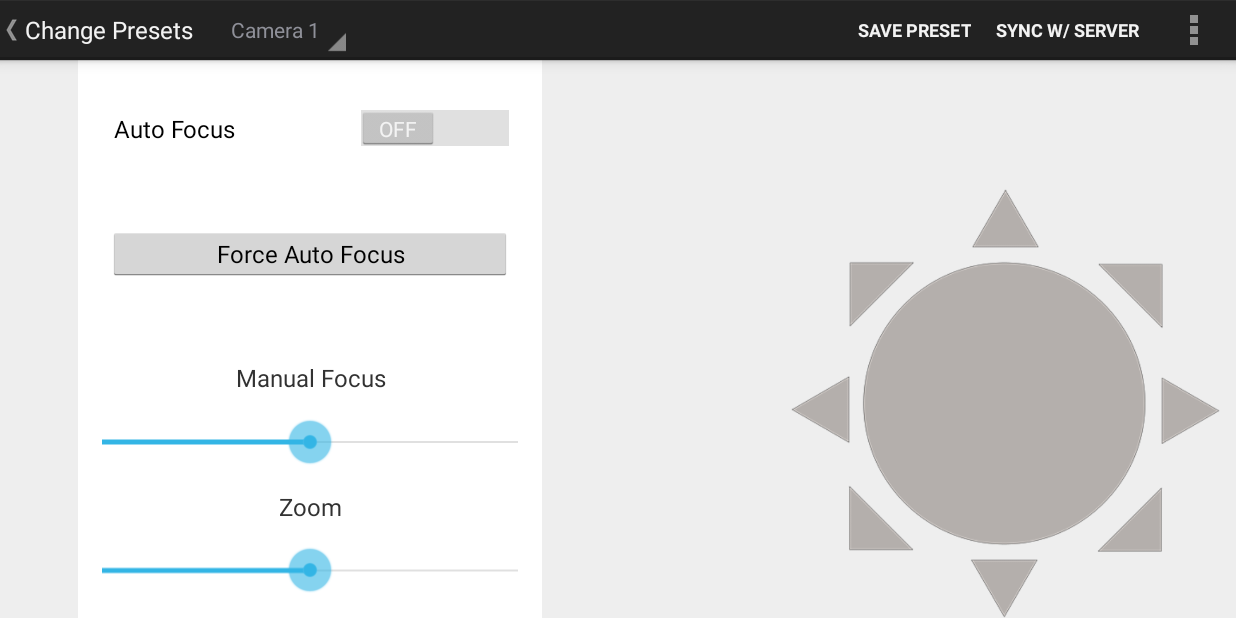
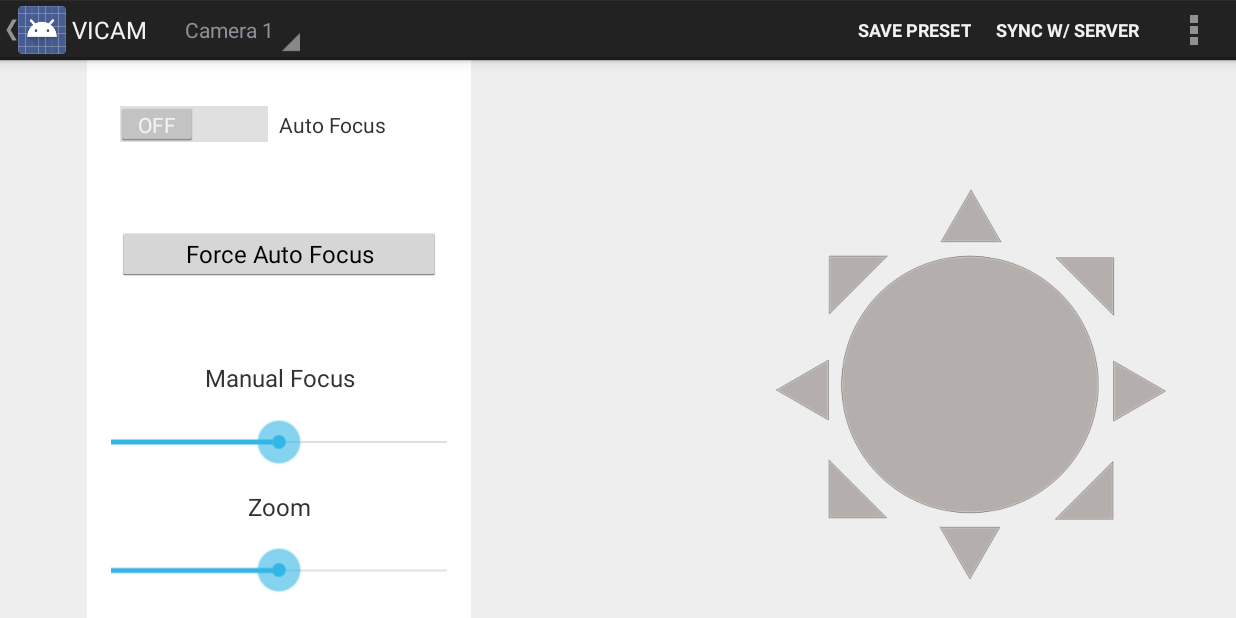
Before and after one commit to mwielondek/vicam, an Android app: the screen it shows after launch (MainActivity), on a phone screen of 824 x 412 dp (held sideways). Run offline under Robolectric (Android 15) with nearby library versions, the phone set to English and light mode, and no system bars; our stand-ins replace Dagger/Hilt's generated code; 3 statements that could not run were skipped.

Commit message:
Edited layout

```diff
--- a/camera/src/main/AndroidManifest.xml
+++ b/camera/src/main/AndroidManifest.xml
@@ -10,7 +10,7 @@
             android:theme="@style/AppTheme">
         <activity
                 android:name="com.dreamteam.vicam.view.MainActivity"
-                android:label="@string/text_preset"
+                android:label="@string/app_name"
                 android:screenOrientation="landscape">
         <intent-filter>
                 <action android:name="android.intent.action.MAIN"/>
--- a/camera/src/main/java/com/dreamteam/vicam/view/MainActivity.java
+++ b/camera/src/main/java/com/dreamteam/vicam/view/MainActivity.java
@@ -42,7 +42,7 @@ public class MainActivity extends Activity implements ActionBar.OnNavigationList
     // Get set preferences
     SharedPreferences sharedPref = PreferenceManager.getDefaultSharedPreferences(this);
 
-    mTitle = getString(R.string.text_preset);
+    mTitle = getString(R.string.app_name);
 
     mPlanetTitles = new String[]{"Preset 1", "Preset 2", "Preset 3"};
 
@@ -67,7 +67,8 @@ public class MainActivity extends Activity implements ActionBar.OnNavigationList
        */
       @Override
       public void onDrawerClosed(View view) {
-        getActionBar().setTitle(mTitle);
+       // Toast.makeText(this, R.string.auto_focus, Toast.LENGTH_SHORT).show();
+        getActionBar().setTitle(getString(R.string.change_preset));
       }
 
       /**
@@ -75,12 +76,13 @@ public class MainActivity extends Activity implements ActionBar.OnNavigationList
        */
       @Override
       public void onDrawerOpened(View drawerView) {
-        getActionBar().setTitle(mTitle);
+        getActionBar().setTitle(getString(R.string.auto_focus));
       }
     };
 
     // Set the drawer toggle as the DrawerListener
     mDrawerLayout.setDrawerListener(mDrawerToggle);
+
 
     getActionBar().setDisplayHomeAsUpEnabled(true);
     getActionBar().setHomeButtonEnabled(true);
@@ -98,8 +100,10 @@ public class MainActivity extends Activity implements ActionBar.OnNavigationList
     navSpinner.add(new SpinnerNavItem("Camera 3", R.drawable.ic_drawer));
     navSpinner.add(new SpinnerNavItem("Camera 4", R.drawable.ic_drawer));
 
+
     // title drop down adapter
     adapter = new TitleNavigationAdapter(getApplicationContext(), navSpinner);
+
 
     // assigning the spinner navigation
     getActionBar().setListNavigationCallbacks(adapter, this);
@@ -112,7 +116,7 @@ public class MainActivity extends Activity implements ActionBar.OnNavigationList
     //getActionBar().setDisplayShowHomeEnabled(false);
 
     // Removes the icon
-    getActionBar().setIcon(android.R.color.transparent);
+   // getActionBar().setIcon(android.R.color.transparent);
 
     // getActionBar().setDisplayShowTitleEnabled(false);
     getMenuInflater().inflate(R.menu.main, menu);
@@ -154,7 +158,7 @@ public class MainActivity extends Activity implements ActionBar.OnNavigationList
    * Swaps fragments in the main ontent view
    */
   private void selectItem(int position) {
-    Toast.makeText(this, R.string.text_preset, Toast.LENGTH_SHORT).show();
+    Toast.makeText(this, R.string.app_name, Toast.LENGTH_SHORT).show();
 
     // Highlight the selected item, update the title, and close the drawer
     mDrawerList.setItemChecked(position, true);
--- a/camera/src/main/java/com/dreamteam/vicam/view/TitleNavigationAdapter.java
+++ b/camera/src/main/java/com/dreamteam/vicam/view/TitleNavigationAdapter.java
@@ -47,6 +47,7 @@ public class TitleNavigationAdapter extends BaseAdapter {
       LayoutInflater mInflater = (LayoutInflater)
           context.getSystemService(Activity.LAYOUT_INFLATER_SERVICE);
       convertView = mInflater.inflate(R.layout.list_item_title_navigation, null);
+
     }
 
     imgIcon = (ImageView) convertView.findViewById(R.id.imgIcon);
--- a/camera/src/main/res/layout/activity_main.xml
+++ b/camera/src/main/res/layout/activity_main.xml
@@ -18,7 +18,7 @@
                 android:orientation="vertical"
                 android:layout_width="fill_parent"
                 android:layout_height="fill_parent"
-                android:layout_weight="1.5">
+                android:layout_weight="1.55">
         </LinearLayout>
         <LinearLayout
                 android:orientation="vertical"
@@ -26,7 +26,8 @@
                 android:layout_height="match_parent"
                 android:layout_gravity="left|center_vertical"
                 android:background="#FFF"
-                android:layout_weight="1">
+                android:layout_weight="1.15"
+                 >
 
             <LinearLayout
                     android:orientation="vertical"
@@ -39,21 +40,45 @@
                         android:layout_width="fill_parent"
                         android:layout_height="fill_parent">
                     <LinearLayout
-                            android:orientation="vertical"
+                            android:orientation="horizontal"
+                            android:layout_width="fill_parent"
+                            android:layout_height="fill_parent">
+
+                        <LinearLayout
+                            android:orientation="horizontal"
                             android:layout_width="fill_parent"
                             android:layout_height="fill_parent"
-                            android:layout_weight="12">
+                            android:layout_weight="1"
+                            android:paddingLeft="20dp"
+                            >
+                        <Switch
+                                android:layout_width="wrap_content"
+                                android:layout_height="wrap_content"
+                                android:id="@+id/switch2"
+
+                                android:layout_gravity="left|center"
+
+                              />
+                        </LinearLayout>
+
+                        <LinearLayout
+                                android:orientation="horizontal"
+                                android:layout_width="match_parent"
+                                android:layout_height="match_parent"
+                                android:layout_weight="1"
+                         >
+                        <TextView
+                                android:layout_width="match_parent"
+                                android:layout_height="match_parent"
+                                android:text="@string/auto_focus"
+                                android:id="@+id/textView"
+                                android:gravity="left|center"
+                                />
+                        </LinearLayout>
+
+
                     </LinearLayout>
-                    <Switch
-                            android:layout_width="match_parent"
-                            android:layout_height="match_parent"
-                            android:text="@string/auto_focus"
-                            android:layout_marginBottom="20dp"
-                            android:layout_marginTop="25dp"
-                            android:textSize="16dp"
-                            android:id="@+id/switch2"
-                            android:layout_weight="1"
-                            android:layout_marginRight="20dp"/>
+
                 </LinearLayout>
             </LinearLayout>
             <LinearLayout
@@ -114,6 +139,7 @@
                         android:minHeight="140dp"
                         android:maxHeight="140dp"
                         android:layout_width="match_parent"
+
                         android:max="10"
                         android:progress="5"
                         />
@@ -141,6 +167,7 @@
                         android:minHeight="140dp"
                         android:maxHeight="140dp"
                         android:layout_width="match_parent"
+                        android:maxWidth="100dp"
                         android:max="10"
                         android:progress="5"
                         />
@@ -179,6 +206,9 @@
                         android:gravity="right|bottom"
                         android:id="@+id/imageView"
                         android:src="@drawable/controller"
+                        android:layout_marginBottom="25dp"
+                        android:layout_marginRight="25dp"
+
 
                         />
             </LinearLayout>
--- a/camera/src/main/res/values/strings.xml
+++ b/camera/src/main/res/values/strings.xml
@@ -1,9 +1,9 @@
 <?xml version="1.0" encoding="utf-8"?>
 <resources>
 
-    <string name="app_name">VIC - Camera Steering</string>
-    <string name="text_preset">Change Presets</string>
+    <string name="app_name">VICAM</string>
     <string name="auto_focus">Auto Focus</string>
+    <string name="change_preset">Change Preset</string>
     <string name="manual_focus">Manual Focus</string>
     <string name="force_auto_focus">Force Auto Focus</string>
     <string name="title_section1">Section 1</string>
```
